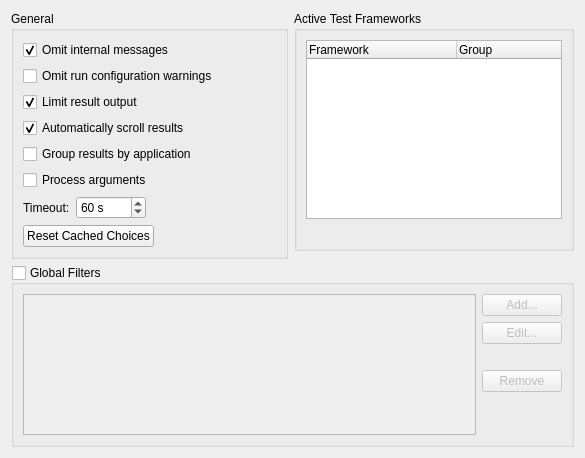
This is src/plugins/autotest/testsettingspage.ui in qt-creator/qt-creator as Qt 5 draws it before an edit. The edited form follows.
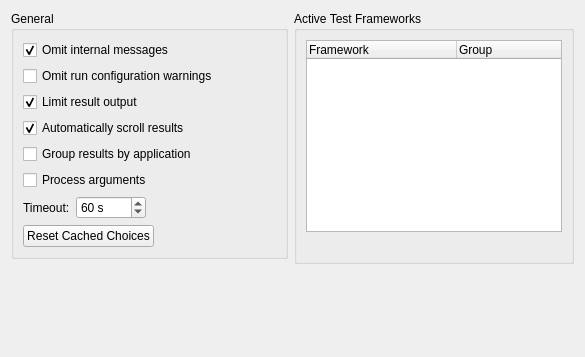
This is the edited form.

Commit message:
AutoTest: Remove scan filter capability
The scan filter capability had been added to avoid long
scans in bigger projects.
Nowadays the scans are done multi-threaded and the
filtering is probably barely used.

What changed in the file:
```diff
--- a/src/plugins/autotest/testsettingspage.ui
+++ b/src/plugins/autotest/testsettingspage.ui
@@ -7,7 +7,7 @@
     <x>0</x>
     <y>0</y>
     <width>585</width>
-    <height>458</height>
+    <height>357</height>
    </rect>
   </property>
   <property name="windowTitle">
@@ -283,102 +283,6 @@
      </item>
     </layout>
    </item>
-   <item>
-    <widget class="QGroupBox" name="filterGroupBox">
-     <property name="enabled">
-      <bool>true</bool>
-     </property>
-     <property name="title">
-      <string>Global Filters</string>
-     </property>
-     <property name="checkable">
-      <bool>true</bool>
-     </property>
-     <property name="checked">
-      <bool>false</bool>
-     </property>
-     <layout class="QHBoxLayout" name="horizontalLayout_3">
-      <item>
-       <widget class="QTreeWidget" name="filterTreeWidget">
-        <property name="toolTip">
-         <string>Filters used on directories when scanning for tests.&lt;br/&gt;If filtering is enabled, only directories that match any of the filters will be scanned.</string>
-        </property>
-        <property name="uniformRowHeights">
-         <bool>true</bool>
-        </property>
-        <property name="headerHidden">
-         <bool>true</bool>
-        </property>
-        <column>
-         <property name="text">
-          <string notr="true">1</string>
-         </property>
-        </column>
-       </widget>
-      </item>
-      <item>
-       <layout class="QVBoxLayout" name="verticalLayout_3">
-        <item>
-         <widget class="QPushButton" name="addFilter">
-          <property name="text">
-           <string>Add...</string>
-          </property>
-         </widget>
-        </item>
-        <item>
-         <widget class="QPushButton" name="editFilter">
-          <property name="enabled">
-           <bool>false</bool>
-          </property>
-          <property name="text">
-           <string>Edit...</string>
-          </property>
-         </widget>
-        </item>
-        <item>
-         <spacer name="verticalSpacer_5">
-          <property name="orientation">
-           <enum>Qt::Vertical</enum>
-          </property>
-          <property name="sizeType">
-           <enum>QSizePolicy::Fixed</enum>
-          </property>
-          <property name="sizeHint" stdset="0">
-           <size>
-            <width>20</width>
-            <height>20</height>
-           </size>
-          </property>
-         </spacer>
-        </item>
-        <item>
-         <widget class="QPushButton" name="removeFilter">
-          <property name="enabled">
-           <bool>false</bool>
-          </property>
-          <property name="text">
-           <string>Remove</string>
-          </property>
-         </widget>
-        </item>
-        <item>
-         <spacer name="verticalSpacer_4">
-          <property name="orientation">
-           <enum>Qt::Vertical</enum>
-          </property>
-          <property name="sizeHint" stdset="0">
-           <size>
-            <width>20</width>
-            <height>40</height>
-           </size>
-          </property>
-         </spacer>
-        </item>
-       </layout>
-      </item>
-     </layout>
-    </widget>
-   </item>
    <item>
     <spacer name="verticalSpacer_3">
      <property name="orientation">
```
The commit also changes 6 other files.
